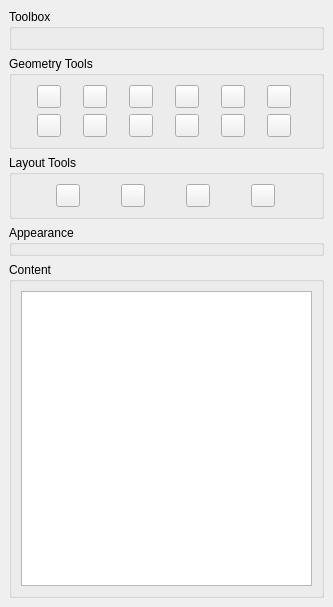
studio-berry/loop, file Pdf4QtLibWidgets/sources/pdfpagecontenteditorwidget.ui: the form before one commit.
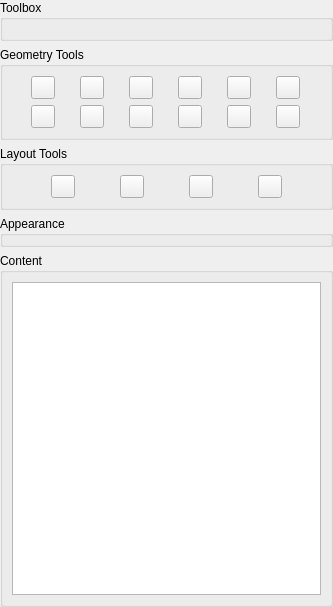
The form after the commit.

Commit message: Issue #338: Editor toolbox higher than editor window

Patch:
```diff
--- a/Pdf4QtLibWidgets/sources/pdfpagecontenteditorwidget.ui
+++ b/Pdf4QtLibWidgets/sources/pdfpagecontenteditorwidget.ui
@@ -17,7 +17,49 @@
    <string>Content editor</string>
   </property>
   <widget class="QWidget" name="dockWidgetContents">
+   <layout class="QVBoxLayout" name="dockWidgetContentsLayout">
+    <property name="leftMargin">
+     <number>0</number>
+    </property>
+    <property name="topMargin">
+     <number>0</number>
+    </property>
+    <property name="rightMargin">
+     <number>0</number>
+    </property>
+    <property name="bottomMargin">
+     <number>0</number>
+    </property>
+    <item>
+     <widget class="QScrollArea" name="editorScrollArea">
+      <property name="frameShape">
+       <enum>QFrame::Shape::NoFrame</enum>
+      </property>
+      <property name="widgetResizable">
+       <bool>true</bool>
+      </property>
+      <widget class="QWidget" name="scrollAreaWidgetContents">
+       <property name="geometry">
+        <rect>
+         <x>0</x>
+         <y>0</y>
+         <width>333</width>
+         <height>583</height>
+        </rect>
+       </property>
    <layout class="QVBoxLayout" name="verticalLayout" stretch="0,0,0,0,1">
+        <property name="leftMargin">
+         <number>0</number>
+        </property>
+        <property name="topMargin">
+         <number>0</number>
+        </property>
+        <property name="rightMargin">
+         <number>0</number>
+        </property>
+        <property name="bottomMargin">
+         <number>0</number>
+        </property>
     <item>
      <widget class="QGroupBox" name="toolGroupBox">
       <property name="title">
@@ -194,6 +236,10 @@
         </widget>
        </item>
       </layout>
+         </widget>
+        </item>
+       </layout>
+      </widget>
      </widget>
     </item>
    </layout>
```
Left out of the diff: 4 changed lines with no effect on the pictures. Lines whose indentation alone changed are shown as unchanged. The commit also changes 11 other files.
